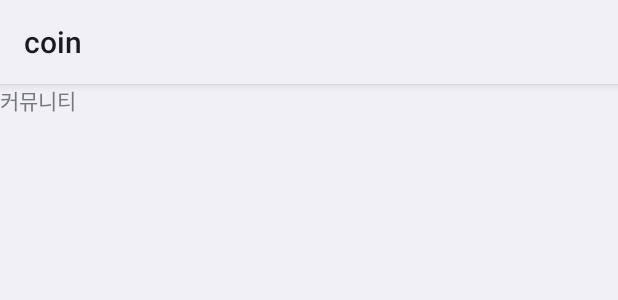
After one commit to dlwngud/coin, an Android app: the layout fragment_community.xml on its own in the app's theme, with its tools: preview values and no code run, on a phone screen of 412 x 824 dp. The commit adds this screen. Shown: the top 300 px of the screen. Run offline under Robolectric (Android 15) with nearby library versions, the phone set to English and light mode, and no system bars.

Commit message:
[feat] bottom navigation과 navigation 연결

```diff
--- a/app/src/main/res/layout/activity_main.xml
+++ b/app/src/main/res/layout/activity_main.xml
@@ -8,13 +8,15 @@
 
     <androidx.fragment.app.FragmentContainerView
         android:id="@+id/container_main"
-        android:name="com.wngud.coin.CoinListFragment"
+        android:name="androidx.navigation.fragment.NavHostFragment"
         android:layout_width="0dp"
         android:layout_height="0dp"
+        app:defaultNavHost="true"
         app:layout_constraintBottom_toTopOf="@id/bottom_navigation"
         app:layout_constraintEnd_toEndOf="parent"
         app:layout_constraintStart_toStartOf="parent"
-        app:layout_constraintTop_toTopOf="parent" />
+        app:layout_constraintTop_toTopOf="parent"
+        app:navGraph="@navigation/nav_graph" />
 
     <com.google.android.material.bottomnavigation.BottomNavigationView
         android:id="@+id/bottom_navigation"
--- /dev/null
+++ b/app/src/main/res/layout/fragment_community.xml
@@ -0,0 +1,14 @@
+<?xml version="1.0" encoding="utf-8"?>
+<FrameLayout xmlns:android="http://schemas.android.com/apk/res/android"
+    xmlns:tools="http://schemas.android.com/tools"
+    android:layout_width="match_parent"
+    android:layout_height="match_parent"
+    tools:context=".CommunityFragment">
+
+    <!-- TODO: Update blank fragment layout -->
+    <TextView
+        android:layout_width="match_parent"
+        android:layout_height="match_parent"
+        android:text="커뮤니티" />
+
+</FrameLayout>
```
Also changed, not shown: app/src/main/java/com/wngud/coin/CommunityFragment.kt (added, +17 -0 lines), app/src/main/java/com/wngud/coin/MainActivity.kt (+17 -1 lines), app/src/main/java/com/wngud/coin/MyInformationFragment.kt (added, +17 -0 lines), app/src/main/res/layout/fragment_my_information.xml (added, +14 -0 lines), app/src/main/res/navigation/nav_graph.xml (+18 -1 lines).
